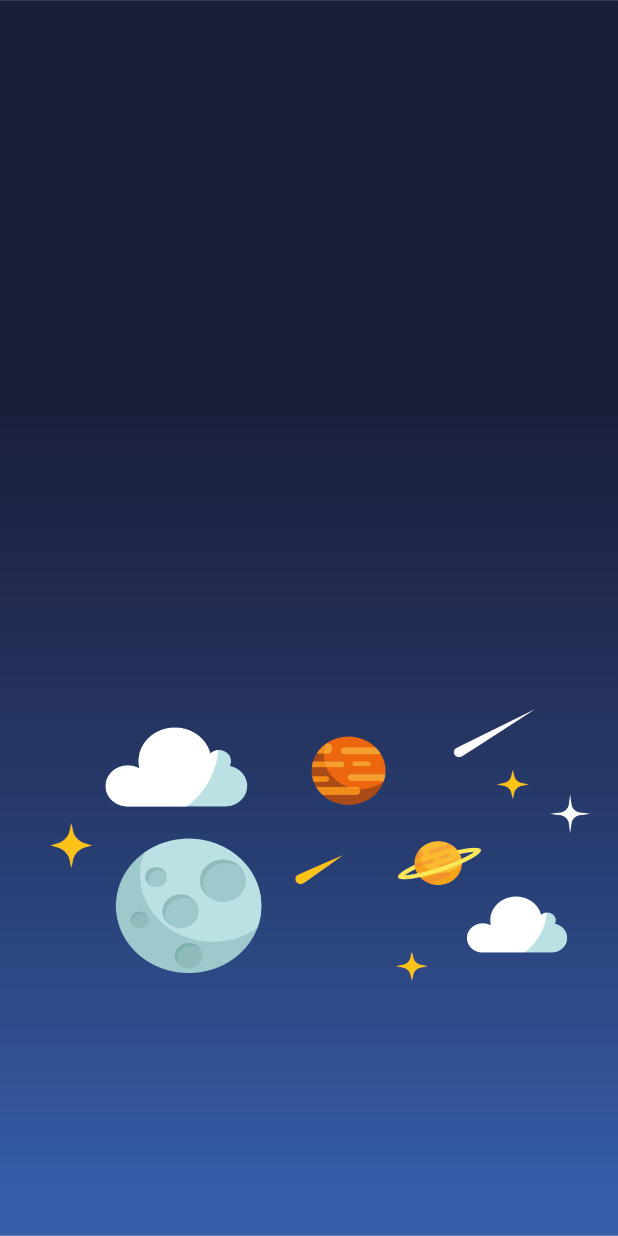
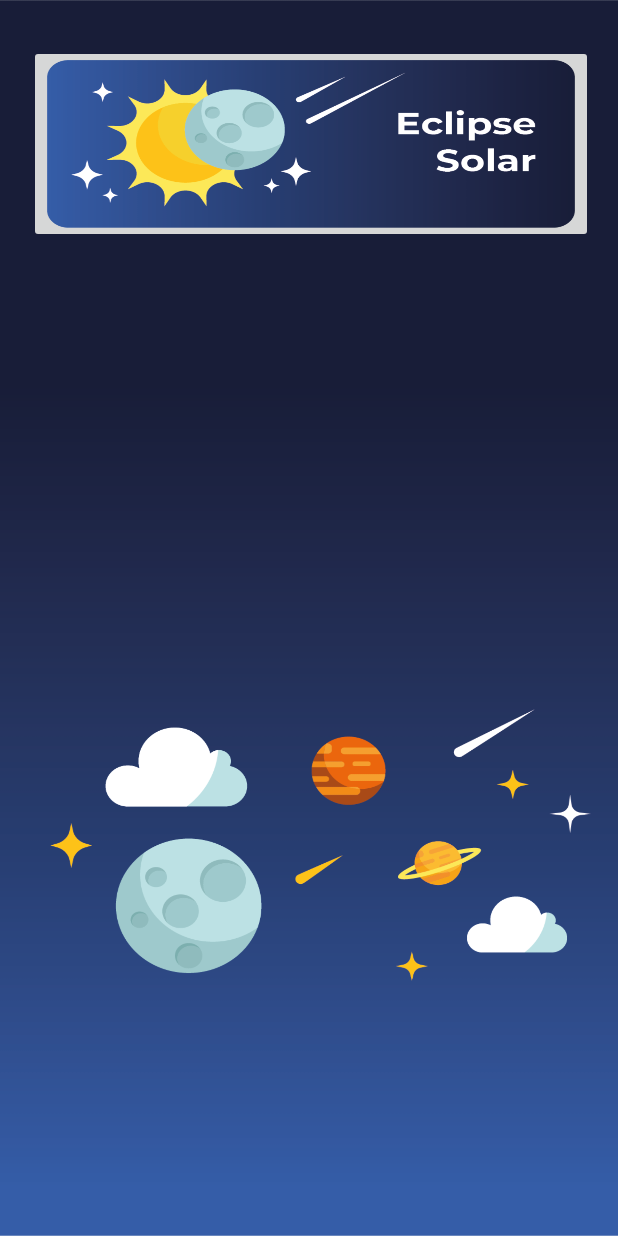
Before and after one commit to EvanGonzalez/DINASE_SEMESTRAL, an Android app: the screen it shows after launch (menu), on a phone screen of 412 x 824 dp. Run offline under Robolectric (Android 15) with nearby library versions, the phone set to English and light mode, and no system bars.

Commit message:
menu cambio 1

```diff
--- a/app/src/main/java/com/example/dinase_semestral/MainActivity.java
+++ b/app/src/main/java/com/example/dinase_semestral/MainActivity.java
@@ -11,7 +11,7 @@ import android.view.animation.AnimationUtils;
 import android.widget.ImageView;
 
 public class MainActivity extends AppCompatActivity {
-    ImageView logoimagen;
+    ImageView logoImagen;
     @Override
     protected void onCreate(Bundle savedInstanceState) {
         super.onCreate(savedInstanceState);
@@ -21,9 +21,9 @@ public class MainActivity extends AppCompatActivity {
         //animaciones
         Animation animation = AnimationUtils.loadAnimation(this, R.anim.desplazamiento_arriba);
 
-        logoimagen= (ImageView) findViewById(R.id.imglogo);
+        logoImagen= (ImageView) findViewById(R.id.imglogo);
 
-        logoimagen.setAnimation(animation);
+        logoImagen.setAnimation(animation);
 
         new Handler().postDelayed(new Runnable() {
             @Override
--- a/app/src/main/res/layout/activity_menu.xml
+++ b/app/src/main/res/layout/activity_menu.xml
@@ -5,4 +5,18 @@
     android:layout_width="match_parent"
     android:layout_height="match_parent"
     android:background="@drawable/fondobotones"
-    tools:context=".menu" />
+    tools:context=".menu" >
+
+    <ImageButton
+        android:id="@+id/imageButton"
+        android:layout_width="376dp"
+        android:layout_height="132dp"
+        android:scaleType="fitXY"
+        app:layout_constraintBottom_toBottomOf="parent"
+        app:layout_constraintEnd_toEndOf="parent"
+        app:layout_constraintHorizontal_bias="0.542"
+        app:layout_constraintStart_toStartOf="parent"
+        app:layout_constraintTop_toTopOf="parent"
+        app:layout_constraintVertical_bias="0.043"
+        app:srcCompat="@drawable/boton1" />
+</androidx.constraintlayout.widget.ConstraintLayout>
```
